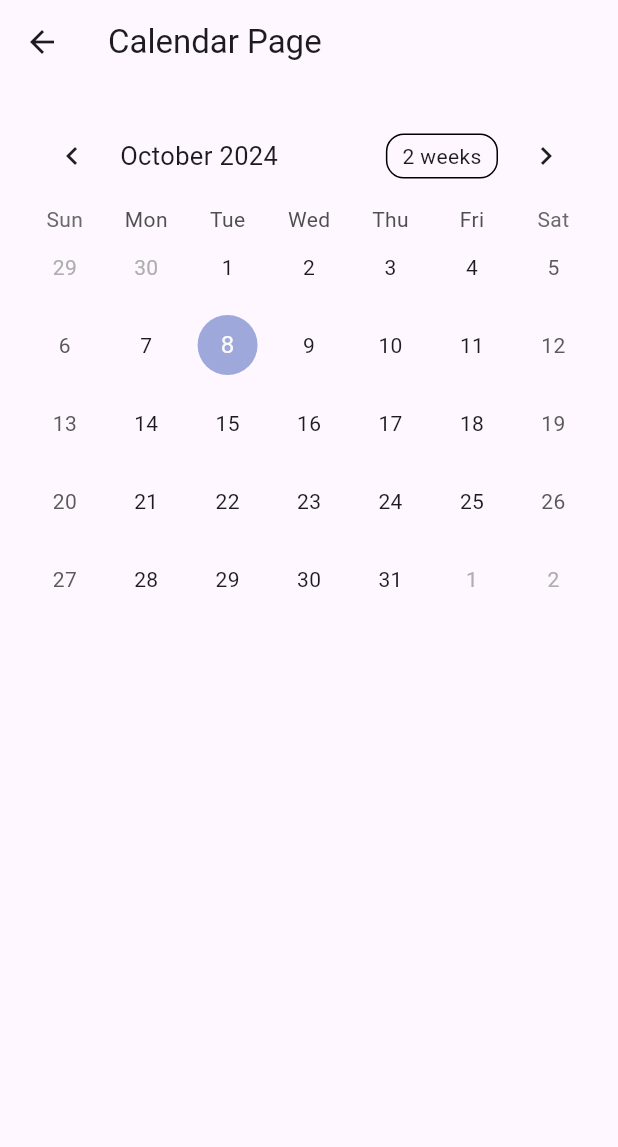
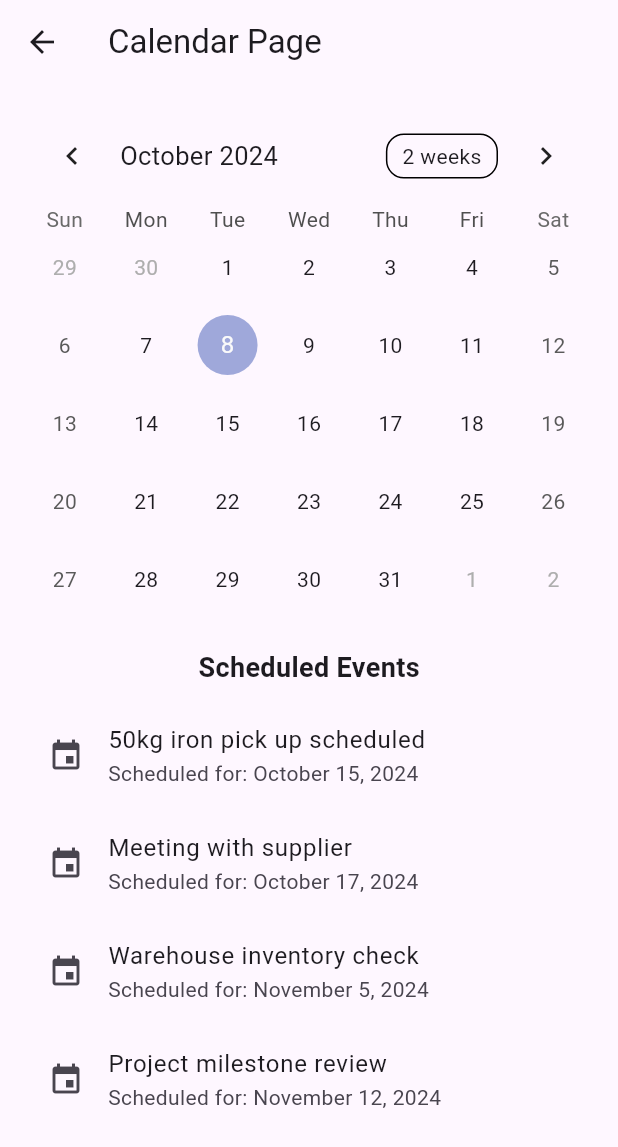
Before and after one commit to RajatBaviskar/Waste-App, a Flutter app: the CalendarPage screen opened by its route, on a phone screen of 412 x 824 dp. Shown: the top 1147 px of the screen. Run offline on Flutter 3.47's test engine with Material 3 defaults, Android fonts, the phone set to English and light mode, and no system bars; drawn by our look-alikes of table_calendar; our stand-ins replace syncfusion_flutter_charts.

Commit message:
Code Changes

```diff
--- a/lib/pages/calendar.dart
+++ b/lib/pages/calendar.dart
@@ -1,5 +1,6 @@
 import 'package:flutter/material.dart';
 import 'package:table_calendar/table_calendar.dart';
+import 'package:intl/intl.dart'; // To format dates
 
 class CalendarPage extends StatefulWidget {
   @override
@@ -11,6 +12,26 @@ class _CalendarPageState extends State<CalendarPage> {
   DateTime _focusedDay = DateTime.now();
   DateTime? _selectedDay;
 
+  // Sample list of events
+  final List<Map<String, dynamic>> _events = [
+    {
+      'title': '50kg iron pick up scheduled',
+      'date': DateTime(2024, 10, 15),
+    },
+    {
+      'title': 'Meeting with supplier',
+      'date': DateTime(2024, 10, 17),
+    },
+    {
+      'title': 'Warehouse inventory check',
+      'date': DateTime(2024, 11, 5),
+    },
+    {
+      'title': 'Project milestone review',
+      'date': DateTime(2024, 11, 12),
+    },
+  ];
+
   @override
   Widget build(BuildContext context) {
     return Scaffold(
@@ -19,7 +40,9 @@ class _CalendarPageState extends State<CalendarPage> {
       ),
       body: Padding(
         padding: const EdgeInsets.all(16.0),
-        child: TableCalendar(
+        child: Column(
+          children: [
+            TableCalendar(
               focusedDay: _focusedDay,
               firstDay: DateTime(2000),
               lastDay: DateTime(2100),
@@ -44,6 +67,31 @@ class _CalendarPageState extends State<CalendarPage> {
                 _focusedDay = focusedDay;
               },
             ),
+
+            // Section for scheduled events
+            const SizedBox(height: 20),
+            const Text(
+              "Scheduled Events",
+              style: TextStyle(fontSize: 18, fontWeight: FontWeight.bold),
+            ),
+            const SizedBox(height: 10),
+            Expanded(
+              child: ListView.builder(
+                itemCount: _events.length,
+                itemBuilder: (context, index) {
+                  final event = _events[index];
+                  String formattedDate =
+                      DateFormat.yMMMMd().format(event['date']);
+                  return ListTile(
+                    leading: const Icon(Icons.event),
+                    title: Text(event['title']),
+                    subtitle: Text("Scheduled for: $formattedDate"),
+                  );
+                },
+              ),
+            ),
+          ],
+        ),
       ),
     );
   }
```
Also changed, not shown: lib/pages/home_page.dart (+38 -27 lines), lib/pages/menu_page.dart (+30 -12 lines). Lines whose indentation alone changed are shown as unchanged.
